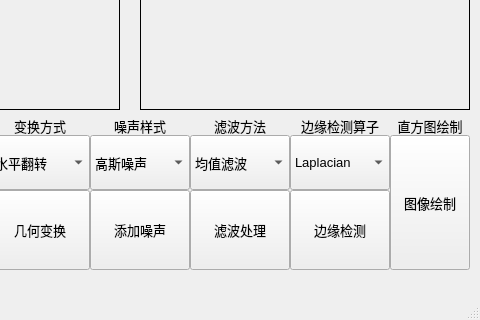
This is MainWindow.ui in Humble-Engineer/Img_processor as Qt 5 draws it before an edit; both pictures show x 220 to 700 and y 250 to 570 of the 700 by 570 pixel window. The edited form follows.
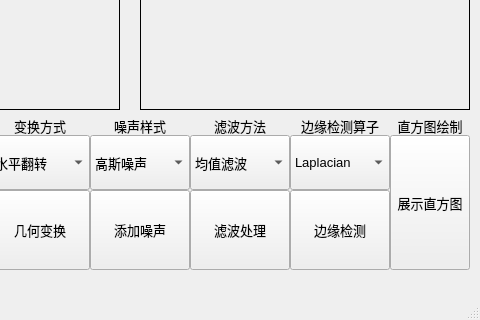
This is the edited form.

Commit message: 添加查看直方图功能

What changed in the file:
```diff
--- a/MainWindow.ui
+++ b/MainWindow.ui
@@ -446,7 +446,7 @@
      </rect>
     </property>
     <property name="text">
-     <string>图像绘制</string>
+     <string>展示直方图</string>
     </property>
    </widget>
    <widget class="QLabel" name="label_8">
```
The commit also changes 2 other files.
